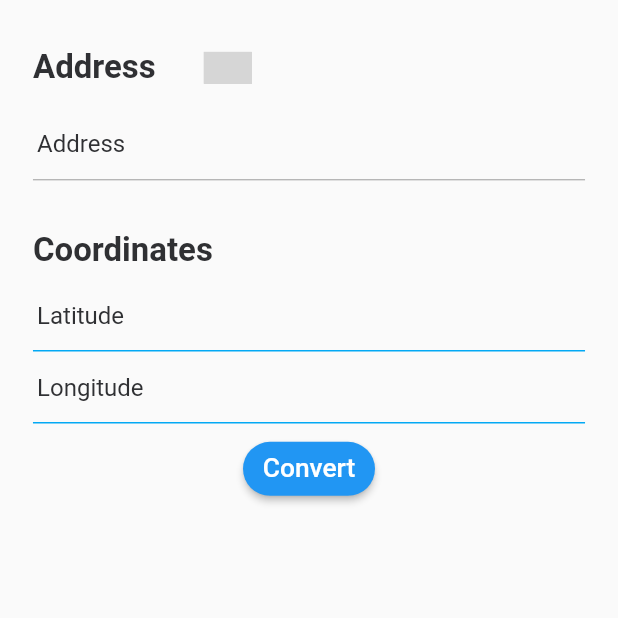
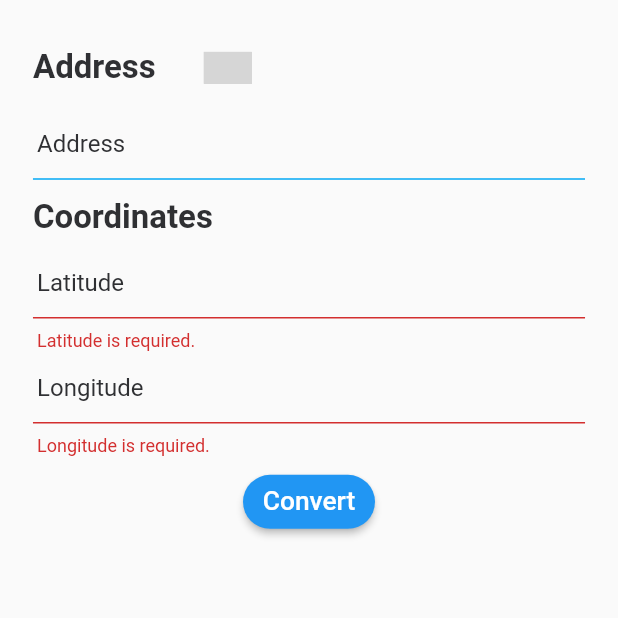
Before and after one commit to WinnLeong/Address-Coordinates, a Flutter app: the screen it shows after launch, after a tap on "Convert", on a phone screen of 412 x 824 dp, the top half of it. Run offline on Flutter 3.47's test engine with Material 2 defaults, Android fonts, the phone set to English and light mode, and no system bars; drawn by our look-alikes of country_code_picker; our stand-ins replace auto_route, flushbar, flutter_dotenv, flutter_screenutil, flutter_spinkit, flutter_svg and 1 more; missing offline and left inert: flutter_google_places, google_maps_webservice, map_launcher; Roboto replaces fonts that are missing (Myriad); grey boxes are pictures that could not be loaded.

Commit message:
Update
- Enhancements so that conversion without coordinates also returns add
- add dotenv

```diff
--- a/lib/home.dart
+++ b/lib/home.dart
@@ -3,6 +3,7 @@ import 'package:address_coordinates/utils/custom_text_form_field.dart';
 import 'package:auto_route/auto_route.dart';
 import 'package:country_code_picker/country_code_picker.dart';
 import 'package:flutter/material.dart';
+import 'package:flutter_dotenv/flutter_dotenv.dart';
 import 'package:flutter_google_places/flutter_google_places.dart';
 import 'package:flutter_screenutil/flutter_screenutil.dart';
 import 'package:geocoding/geocoding.dart' as geocoding;
@@ -24,7 +25,7 @@ class _HomeState extends State<Home> {
 
   bool _isVisible = false;
 
-  static const kGoogleApiKey = 'AIzaSyDmqPORhCFty3J-ip1yCCqPdCzochLl3Fk';
+  static final kGoogleApiKey = DotEnv().env['API_KEY'];
   final homeScaffoldKey = GlobalKey<ScaffoldState>();
   Mode _mode = Mode.overlay;
   // to get places detail (lat/lng)
@@ -70,7 +71,7 @@ class _HomeState extends State<Home> {
         Routes.details,
         arguments: DetailsArguments(
           coordinates: getCoordinates,
-          address: getAddress,
+          address: getAddress.length == 0 ? addressController.text : getAddress,
         ),
       );
     }
@@ -93,13 +94,18 @@ class _HomeState extends State<Home> {
       components: [Component(Component.country, _countryCode)],
     );
 
-    PlacesDetailsResponse detail = await _places.getDetailsByPlaceId(p.placeId);
+    if (p != null) {
+      PlacesDetailsResponse detail =
+          await _places.getDetailsByPlaceId(p.placeId);
 
-    setState(() {
-      addressController.text = p.description;
-      latitudeController.text = detail.result.geometry.location.lat.toString();
-      longitudeController.text = detail.result.geometry.location.lng.toString();
-    });
+      setState(() {
+        addressController.text = p.description;
+        latitudeController.text =
+            detail.result.geometry.location.lat.toString();
+        longitudeController.text =
+            detail.result.geometry.location.lng.toString();
+      });
+    }
     // displayPrediction(p, homeScaffoldKey.currentState);
   }
 
@@ -188,14 +194,14 @@ class _HomeState extends State<Home> {
                                     color: Colors.lightBlue, width: 1.0)),
                           ),
                           controller: addressController,
-                          validator: (value) {
+                          /* validator: (value) {
                             if (value.isEmpty &&
                                 latitudeController.text.isEmpty &&
                                 longitudeController.text.isEmpty) {
                               return 'Enter address or coordinates.';
                             }
                             return null;
-                          },
+                          }, */
                         ),
                       ),
                       SizedBox(height: 20.h),
@@ -209,9 +215,8 @@ class _HomeState extends State<Home> {
                         hintText: 'Latitude',
                         controller: latitudeController,
                         validator: (value) {
-                          if (value.isEmpty &&
-                              longitudeController.text.isNotEmpty) {
-                            return 'Both latitude and longitude is required.';
+                          if (value.isEmpty && addressController.text.isEmpty) {
+                            return 'Latitude is required.';
                           }
                           return null;
                         },
@@ -220,9 +225,8 @@ class _HomeState extends State<Home> {
                         hintText: 'Longitude',
                         controller: longitudeController,
                         validator: (value) {
-                          if (value.isEmpty &&
-                              latitudeController.text.isNotEmpty) {
-                            return 'Both latitude and longitude is required.';
+                          if (value.isEmpty && addressController.text.isEmpty) {
+                            return 'Longitude is required.';
                           }
                           return null;
                         },
--- a/lib/main.dart
+++ b/lib/main.dart
@@ -1,11 +1,13 @@
 import 'package:auto_route/auto_route.dart';
 import 'package:flutter/material.dart';
+import 'package:flutter_dotenv/flutter_dotenv.dart';
 
 import 'router.gr.dart' as router;
 import 'utils/constants.dart';
 
-void main() {
+void main() async {
   WidgetsFlutterBinding.ensureInitialized();
+  await DotEnv().load('.env');
   runApp(MyApp());
 }
 
--- a/pubspec.yaml
+++ b/pubspec.yaml
@@ -27,6 +27,7 @@ dependencies:
   flutter_spinkit: ^4.1.2+1
   flushbar: ^1.10.4
   flutter_svg: 0.19.1
+  flutter_dotenv: ^2.1.0
 
 dev_dependencies:
   flutter_test:
@@ -50,6 +51,7 @@ flutter:
 
   assets:
     - assets/images/
+    - .env
 
   fonts:
     - family: Myriad
```
Also changed, not shown: lib/details.dart (+32 -4 lines), lib/router.gr.dart, pubspec.lock, 1 other file.
